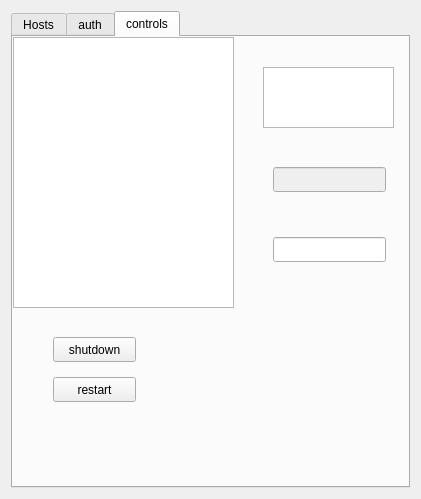
Old version of the form Master.ui in the repository Rahman-Hegazy/Abu-Trika.
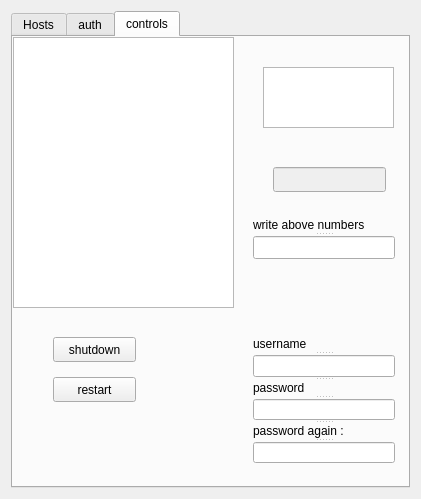
New version of the form. The open tabs and pages were chosen to show the change.

Commit message: controls continued

What changed in the file:
```diff
--- a/Master.ui
+++ b/Master.ui
@@ -38,7 +38,7 @@
    <string>Abu-Trika</string>
   </property>
   <layout class="QGridLayout" name="gridLayout">
-   <item row="0" column="1">
+   <item row="0" column="0">
     <widget class="QTabWidget" name="Tab2">
      <property name="sizePolicy">
       <sizepolicy hsizetype="Fixed" vsizetype="Fixed">
@@ -370,15 +370,63 @@
         </rect>
        </property>
       </widget>
-      <widget class="QLineEdit" name="line_recheck">
+      <widget class="QSplitter" name="splitter_3">
        <property name="geometry">
         <rect>
-         <x>260</x>
-         <y>200</y>
-         <width>113</width>
-         <height>25</height>
+         <x>240</x>
+         <y>300</y>
+         <width>142</width>
+         <height>126</height>
         </rect>
        </property>
+       <property name="orientation">
+        <enum>Qt::Vertical</enum>
+       </property>
+       <widget class="QLabel" name="label_4">
+        <property name="text">
+         <string>username</string>
+        </property>
+       </widget>
+       <widget class="QLineEdit" name="line_user_controls"/>
+       <widget class="QLabel" name="label_5">
+        <property name="text">
+         <string>password</string>
+        </property>
+       </widget>
+       <widget class="QLineEdit" name="line_pass_controls">
+        <property name="echoMode">
+         <enum>QLineEdit::Password</enum>
+        </property>
+       </widget>
+       <widget class="QLabel" name="label_6">
+        <property name="text">
+         <string>password again :</string>
+        </property>
+       </widget>
+       <widget class="QLineEdit" name="line_pass_again_controls">
+        <property name="echoMode">
+         <enum>QLineEdit::Password</enum>
+        </property>
+       </widget>
+      </widget>
+      <widget class="QSplitter" name="splitter_4">
+       <property name="geometry">
+        <rect>
+         <x>240</x>
+         <y>180</y>
+         <width>142</width>
+         <height>42</height>
+        </rect>
+       </property>
+       <property name="orientation">
+        <enum>Qt::Vertical</enum>
+       </property>
+       <widget class="QLabel" name="label_7">
+        <property name="text">
+         <string>write above numbers</string>
+        </property>
+       </widget>
+       <widget class="QLineEdit" name="line_check_2"/>
       </widget>
      </widget>
     </widget>
```
Left out of the diff: 2 changed lines with no effect on the pictures. The commit also changes 2 other files.
